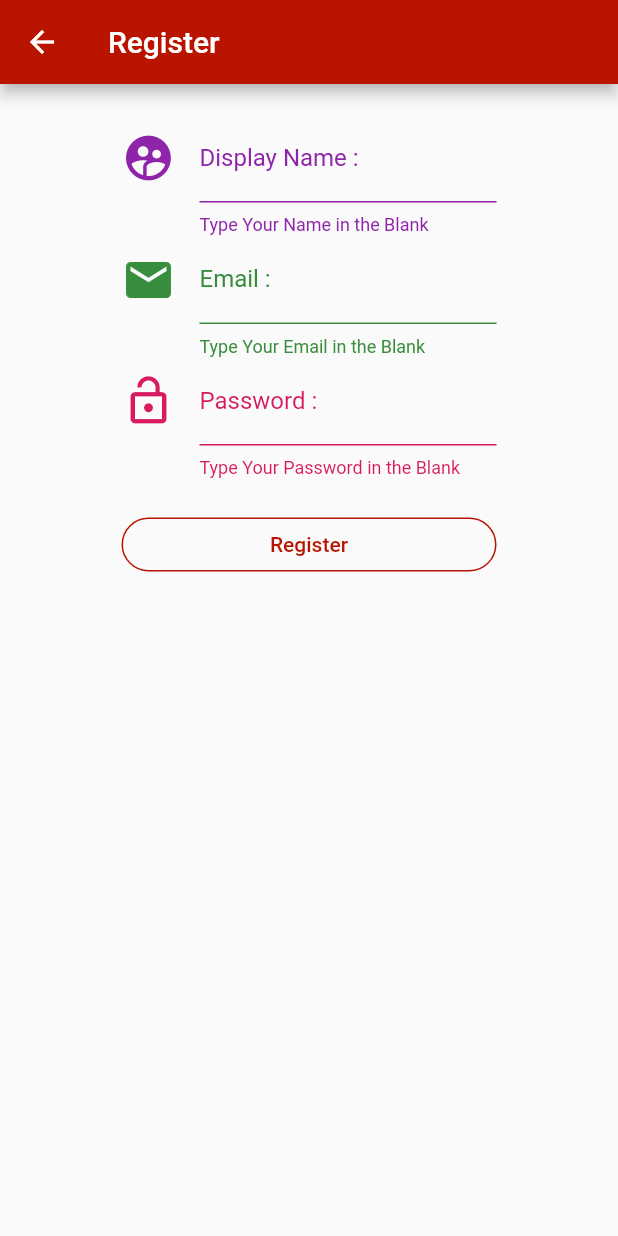
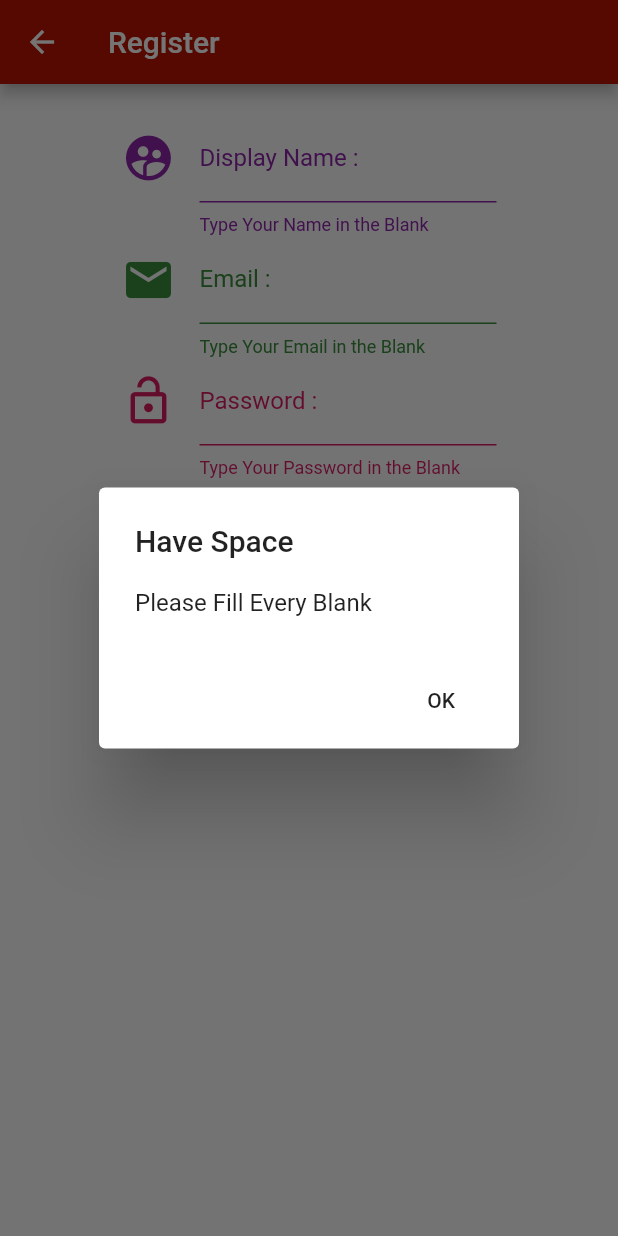
Before and after one commit to masterUNG/Air4Ung, a Flutter app: the Register screen opened directly, after a tap on "Register", on a phone screen of 412 x 824 dp. Run offline on Flutter 3.47's test engine with Material 2 defaults, Android fonts, the phone set to English and light mode, and no system bars; our stand-ins replace google_fonts.

Commit message:
Veridate OK

```diff
--- /dev/null
+++ b/lib/utility/normal_dialog.dart
@@ -0,0 +1,21 @@
+import 'package:flutter/material.dart';
+
+Future<void> normalDialog(
+    BuildContext context, String title, String message) async {
+  showDialog(
+      context: context,
+      builder: (BuildContext context) {
+        return AlertDialog(
+          title: Text(title),
+          content: Text(message),
+          actions: <Widget>[
+            FlatButton(
+              onPressed: () {
+                Navigator.of(context).pop();
+              },
+              child: Text('OK'),
+            ),
+          ],
+        );
+      });
+}
--- a/lib/widget/register.dart
+++ b/lib/widget/register.dart
@@ -1,4 +1,5 @@
 import 'package:air4ung/utility/my_style.dart';
+import 'package:air4ung/utility/normal_dialog.dart';
 import 'package:flutter/material.dart';
 
 class Register extends StatefulWidget {
@@ -8,6 +9,7 @@ class Register extends StatefulWidget {
 
 class _RegisterState extends State<Register> {
   // Field
+  String name, email, password;
 
   // Method
   Widget nameForm() {
@@ -18,6 +20,9 @@ class _RegisterState extends State<Register> {
         Container(
           width: 250.0,
           child: TextField(
+            onChanged: (String string) {
+              name = string.trim();
+            },
             decoration: InputDecoration(
               enabledBorder:
                   UnderlineInputBorder(borderSide: BorderSide(color: color)),
@@ -45,6 +50,9 @@ class _RegisterState extends State<Register> {
         Container(
           width: 250.0,
           child: TextField(
+            onChanged: (String string) {
+              email = string.trim();
+            },
             keyboardType: TextInputType.emailAddress,
             decoration: InputDecoration(
               enabledBorder:
@@ -73,6 +81,9 @@ class _RegisterState extends State<Register> {
         Container(
           width: 250.0,
           child: TextField(
+            onChanged: (String string) {
+              password = string.trim();
+            },
             decoration: InputDecoration(
               enabledBorder:
                   UnderlineInputBorder(borderSide: BorderSide(color: color)),
@@ -97,10 +108,25 @@ class _RegisterState extends State<Register> {
       margin: EdgeInsets.only(top: 20.0),
       width: 250.0,
       child: OutlineButton(
-        shape: RoundedRectangleBorder(borderRadius: BorderRadius.circular(30.0)),
+        shape:
+            RoundedRectangleBorder(borderRadius: BorderRadius.circular(30.0)),
         borderSide: BorderSide(color: MyStyle().darkColor),
-        child: Text('Register', style: TextStyle(color: MyStyle().darkColor),),
-        onPressed: () {},
+        child: Text(
+          'Register',
+          style: TextStyle(color: MyStyle().darkColor),
+        ),
+        onPressed: () {
+          print('name = $name, email = $email, password = $password');
+
+          if (name == null ||
+              name.isEmpty ||
+              email == null ||
+              email.isEmpty ||
+              password == null ||
+              password.isEmpty) {
+            normalDialog(context, 'Have Space', 'Please Fill Every Blank');
+          } else {}
+        },
       ),
     );
   }
```
